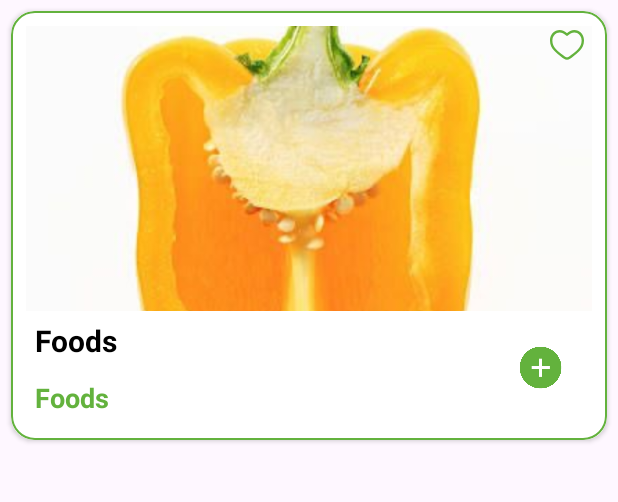
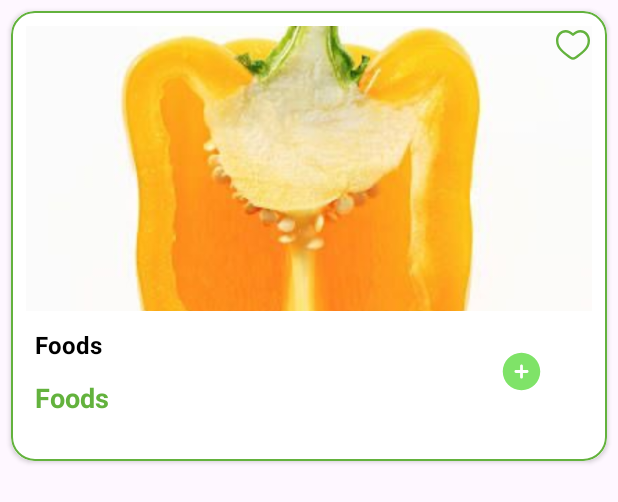
Before and after one commit to gioimtg2003/MobileProject, an Android app: the layout item_product.xml on its own in the app's theme, with its tools: preview values and no code run, on a phone screen of 412 x 824 dp. Shown: the top 502 px of the screen. Run offline under Robolectric (Android 15) with nearby library versions, the phone set to English and light mode, and no system bars; Roboto replaces fonts that are not available here.

Commit message:
update code cho list sản phẩm

```diff
--- a/app/src/main/java/com/example/myapplication/Adapter/ProductAdapter.java
+++ b/app/src/main/java/com/example/myapplication/Adapter/ProductAdapter.java
@@ -15,6 +15,7 @@ import androidx.recyclerview.widget.RecyclerView;
 import com.example.myapplication.Model.Product;
 import com.example.myapplication.R;
 import com.example.myapplication.ViewModel.ProductViewModel;
+import com.squareup.picasso.Picasso;
 
 import java.util.List;
 
@@ -26,9 +27,11 @@ public class ProductAdapter extends RecyclerView.Adapter<ProductAdapter.ViewHold
 
     private List<Product> productList;
     private ProductViewModel productViewModel;
+    private final byte favourite;
 
-    public ProductAdapter(ProductViewModel productViewModel) {
+    public ProductAdapter(ProductViewModel productViewModel, byte favourite) {
         this.productViewModel = productViewModel;
+        this.favourite = favourite;
     }
 
     @NonNull
@@ -54,13 +57,23 @@ public class ProductAdapter extends RecyclerView.Adapter<ProductAdapter.ViewHold
             public void onClick(View v) {
                 if(product.getFavourite() == 1){
                     productViewModel.deleteFavouriteProduct(product.getId());
-                    productViewModel.fetchDataSQLite(product.getIdCategory());
+                    if (favourite == 1)
+                        productViewModel.fetchDataProductFavourite();
+                    else
+                        productViewModel.fetchDataSQLite(product.getIdCategory());
+
                 }else{
                     productViewModel.addFavouriteProduct(product.getId());
-                    productViewModel.fetchDataSQLite(product.getIdCategory());
+                    if (favourite == 1)
+                        productViewModel.fetchDataProductFavourite();
+                    else
+                        productViewModel.fetchDataSQLite(product.getIdCategory());
                 }
             }
         });
+        holder.tvName.setText(product.getName());
+        holder.tvPrice.setText(String.valueOf(product.getPrice()));
+        Picasso.get().load(product.getImageUrl()).into(holder.imgProduct);
     }
     @Override
     public int getItemCount() {
@@ -69,12 +82,12 @@ public class ProductAdapter extends RecyclerView.Adapter<ProductAdapter.ViewHold
 
     public static class ViewHolder extends RecyclerView.ViewHolder {
         private ImageView favorite;
-        private ImageView imgUser;
+        private ImageView imgProduct;
         private TextView tvName;
         private TextView tvPrice;
         public ViewHolder(@NonNull View itemView) {
             super(itemView);
-            imgUser=itemView.findViewById(R.id.img_user);
+            imgProduct=itemView.findViewById(R.id.img_product);
             tvName=itemView.findViewById(R.id.tv_name);
             tvPrice=itemView.findViewById(R.id.tv_price);
             favorite = itemView.findViewById(R.id.favourite);
--- a/app/src/main/java/com/example/myapplication/Repository/ProductRepository.java
+++ b/app/src/main/java/com/example/myapplication/Repository/ProductRepository.java
@@ -18,6 +18,9 @@ public class ProductRepository {
     public void fetchDataSQLite(int idCategory, IFetchDataCallBack iFetchDataCallBack){
        iFetchDataCallBack.onResponseGetData(databaseProduct.getProductByCategory(idCategory));
     }
+    public void fetchDataProductFavourite(IFetchDataCallBack iFetchDataCallBack){
+        iFetchDataCallBack.onResponseGetData(databaseProduct.getAllProduct(2));
+    }
     public void addFavouriteProduct(int idProduct){
         databaseProduct.AddFavouriteProduct(idProduct);
     }
--- /dev/null
+++ b/app/src/main/res/drawable/add_circle.xml
@@ -0,0 +1,12 @@
+<vector xmlns:android="http://schemas.android.com/apk/res/android"
+    xmlns:tools="http://schemas.android.com/tools"
+    android:width="30dp"
+    android:height="30dp"
+    android:viewportWidth="24"
+    android:viewportHeight="24">
+  <path
+      android:pathData="M12,22C17.523,22 22,17.523 22,12C22,6.477 17.523,2 12,2C6.477,2 2,6.477 2,12C2,17.523 6.477,22 12,22ZM12.75,9C12.75,8.586 12.414,8.25 12,8.25C11.586,8.25 11.25,8.586 11.25,9L11.25,11.25H9C8.586,11.25 8.25,11.586 8.25,12C8.25,12.414 8.586,12.75 9,12.75H11.25V15C11.25,15.414 11.586,15.75 12,15.75C12.414,15.75 12.75,15.414 12.75,15L12.75,12.75H15C15.414,12.75 15.75,12.414 15.75,12C15.75,11.586 15.414,11.25 15,11.25H12.75V9Z"
+      android:fillColor="@color/green_unique"
+      android:fillType="evenOdd"
+      tools:ignore="VectorRaster" />
+</vector>
--- a/app/src/main/res/layout/item_product.xml
+++ b/app/src/main/res/layout/item_product.xml
@@ -2,7 +2,7 @@
 <androidx.cardview.widget.CardView xmlns:android="http://schemas.android.com/apk/res/android"
     xmlns:tools="http://schemas.android.com/tools"
     android:layout_width="match_parent"
-    android:layout_height="wrap_content"
+    android:layout_height="300dp"
     android:layout_marginEnd="10dp"
     xmlns:app="http://schemas.android.com/apk/res-auto"
     app:cardCornerRadius="15dp"
@@ -10,15 +10,16 @@
 
     <LinearLayout
         android:layout_width="match_parent"
-        android:layout_height="wrap_content"
+        android:layout_height="match_parent"
         android:orientation="vertical"
         android:background="@drawable/vien">
         <androidx.constraintlayout.widget.ConstraintLayout
-            android:layout_width="wrap_content"
+            android:layout_width="match_parent"
+            android:layout_marginBottom="5dp"
             android:layout_height="wrap_content">
 
             <ImageView
-                android:id="@+id/img_user"
+                android:id="@+id/img_product"
                 android:layout_width="match_parent"
                 android:layout_height="190dp"
                 android:layout_gravity="center"
@@ -33,7 +34,6 @@
                 android:id="@+id/favourite"
                 android:layout_width="25dp"
                 android:layout_height="25dp"
-                android:layout_marginEnd="4dp"
                 android:src="@drawable/heart_stroke"
                 app:layout_constraintBottom_toBottomOf="parent"
                 app:layout_constraintEnd_toEndOf="parent"
@@ -46,21 +46,26 @@
         <LinearLayout
             android:layout_width="match_parent"
             android:layout_height="wrap_content"
+            android:gravity="center"
+            android:weightSum="10"
+            android:paddingEnd="10dp"
+            android:layout_gravity="bottom"
             android:orientation="horizontal">
 
             <LinearLayout
-                android:layout_width="wrap_content"
+                android:layout_width="0dp"
                 android:layout_height="wrap_content"
+                android:layout_weight="8"
                 android:orientation="vertical">
 
                 <TextView
                     android:id="@+id/tv_name"
-                    android:layout_width="wrap_content"
+                    android:layout_width="match_parent"
                     android:layout_height="wrap_content"
                     android:padding="6dp"
                     android:text="@string/app_name"
                     android:textColor="@color/black"
-                    android:textSize="20dp"
+                    android:textSize="16dp"
                     android:textStyle="bold" />
 
                 <TextView
@@ -75,23 +80,19 @@
 
             </LinearLayout>
 
-            <androidx.constraintlayout.widget.ConstraintLayout
-                android:layout_width="match_parent"
-                android:layout_height="match_parent">
+            <LinearLayout
+                android:layout_width="0dp"
+                android:layout_height="wrap_content"
+                android:layout_weight="2"
+                android:orientation="vertical">
 
                 <ImageView
-                    android:id="@+id/themsp"
-                    android:layout_width="30dp"
-                    android:layout_height="30dp"
-                    android:background="@drawable/them"
-                    app:layout_constraintBottom_toBottomOf="parent"
-                    app:layout_constraintEnd_toEndOf="parent"
-                    app:layout_constraintHorizontal_bias="0.93"
-                    app:layout_constraintStart_toStartOf="parent"
-                    app:layout_constraintTop_toTopOf="parent"
-                    app:layout_constraintVertical_bias="0.488" />
-
-            </androidx.constraintlayout.widget.ConstraintLayout>
+                    android:id="@+id/img_add"
+                    android:layout_width="wrap_content"
+                    android:layout_height="wrap_content"
+                    android:layout_gravity="center"
+                    android:src="@drawable/add_circle" />
+            </LinearLayout>
         </LinearLayout>
 
 
```
